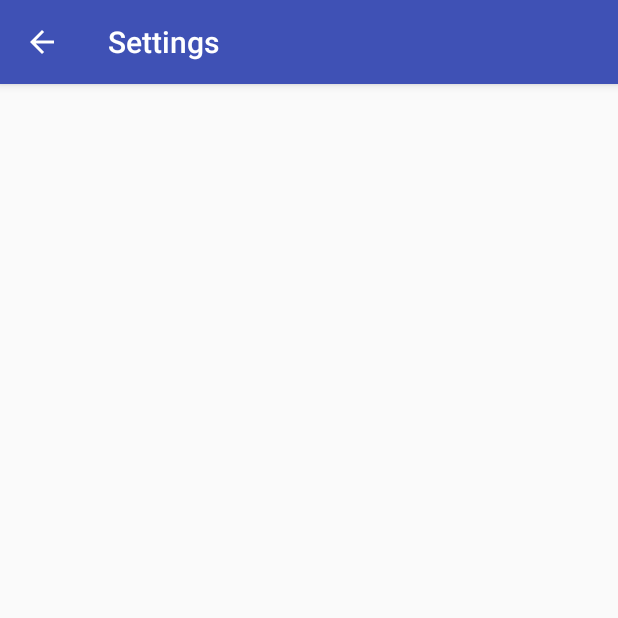
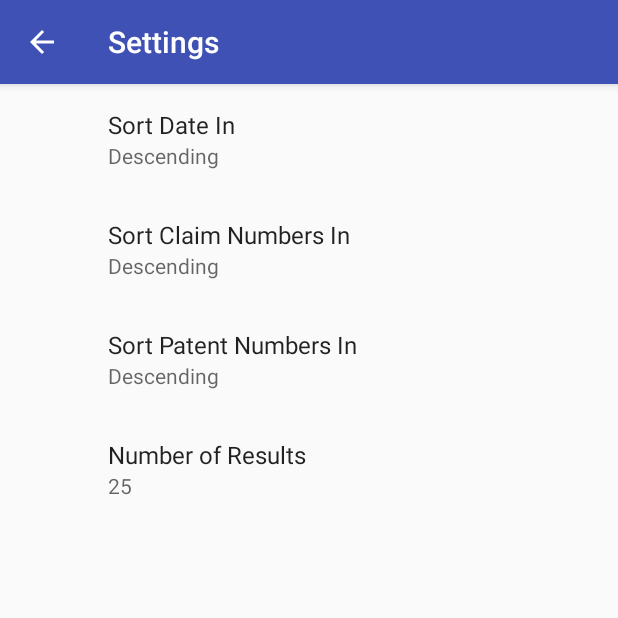
Before and after one commit to OSU-CS496-Sp2017/final-project-patent-search-app, an Android app: the SettingsActivity screen opened directly, with no data from a screen before it, on a phone screen of 412 x 824 dp, the top half of it. Run offline under Robolectric (Android 15) with nearby library versions, the phone set to English and light mode, and no system bars; our stand-ins replace androidx.preference; network calls fail.

Commit message:
Created settings activity. Just need to change base url to include defaults

```diff
--- a/app/src/main/java/com/example/bryan/patentsearch/MainActivity.java
+++ b/app/src/main/java/com/example/bryan/patentsearch/MainActivity.java
@@ -10,6 +10,7 @@ import android.support.v7.widget.LinearLayoutManager;
 import android.support.v7.widget.RecyclerView;
 import android.util.Log;
 import android.view.Menu;
+import android.view.MenuItem;
 import android.view.View;
 import android.widget.Button;
 import android.widget.EditText;
@@ -87,6 +88,18 @@ public class MainActivity extends AppCompatActivity
     }
 
     @Override
+    public boolean onOptionsItemSelected(MenuItem item) {
+        switch(item.getItemId()){
+            case R.id.action_settings:
+                Intent settingsIntent = new Intent(this, SettingsActivity.class);
+                startActivity(settingsIntent);
+                return true;
+            default:
+                return super.onOptionsItemSelected(item);
+        }
+    }
+
+    @Override
     public Loader<String> onCreateLoader(int id, Bundle args) {
         return null;
     }
--- a/app/src/main/java/com/example/bryan/patentsearch/SettingsActivity.java
+++ b/app/src/main/java/com/example/bryan/patentsearch/SettingsActivity.java
@@ -1,5 +1,6 @@
 package com.example.bryan.patentsearch;
 
+import android.os.Bundle;
 import android.support.v7.app.AppCompatActivity;
 
 /**
@@ -7,5 +8,9 @@ import android.support.v7.app.AppCompatActivity;
  */
 
 public class SettingsActivity extends AppCompatActivity {
-
+    @Override
+    protected void onCreate(Bundle savedInstanceState) {
+        super.onCreate(savedInstanceState);
+        setContentView(R.layout.activity_settings);
+    }
 }
--- a/app/src/main/java/com/example/bryan/patentsearch/SettingsFragment.java
+++ b/app/src/main/java/com/example/bryan/patentsearch/SettingsFragment.java
@@ -11,11 +11,22 @@ import android.support.v7.preference.PreferenceFragmentCompat;
 public class SettingsFragment extends PreferenceFragmentCompat implements SharedPreferences.OnSharedPreferenceChangeListener {
     @Override
     public void onSharedPreferenceChanged(SharedPreferences sharedPreferences, String key) {
-
     }
 
     @Override
     public void onCreatePreferences(Bundle savedInstanceState, String rootKey) {
+    addPreferencesFromResource(R.xml.prefs);
+    }
 
+    @Override
+    public void onResume() {
+        super.onResume();
+        getPreferenceScreen().getSharedPreferences().registerOnSharedPreferenceChangeListener(this);
+    }
+
+    @Override
+    public void onPause() {
+        super.onPause();
+        getPreferenceScreen().getSharedPreferences().unregisterOnSharedPreferenceChangeListener(this);
     }
 }
--- /dev/null
+++ b/app/src/main/res/layout/activity_settings.xml
@@ -0,0 +1,7 @@
+<?xml version="1.0" encoding="utf-8"?>
+<fragment
+    xmlns:android="http://schemas.android.com/apk/res/android"
+    android:id="@+id/settings_fragment"
+    android:name="com.example.bryan.patentsearch.SettingsFragment"
+    android:layout_width="match_parent"
+    android:layout_height="match_parent" />
--- /dev/null
+++ b/app/src/main/res/values/arrays.xml
@@ -0,0 +1,40 @@
+<?xml version="1.0" encoding="utf-8"?>
+<resources>
+
+    <string-array name="pref_date_entry">
+        <item>Ascending</item>
+        <item>Descending</item>
+    </string-array>
+
+    <string-array name="pref_sort_values">
+        <item>asc</item>
+        <item>desc</item>
+    </string-array>
+
+    <string-array name="pref_num_claims_entry">
+        <item>Ascending</item>
+        <item>Descending</item>
+    </string-array>
+
+    <string-array name="pref_patent_entry">
+        <item>Ascending</item>
+        <item>Descending</item>
+    </string-array>
+
+    <string-array name="pref_result_num_entry">
+        <item>25</item>
+        <item>50</item>
+        <item>100</item>
+        <item>150</item>
+        <item>200</item>
+    </string-array>
+
+    <string-array name="pref_result_num_values">
+        <item>25</item>
+        <item>50</item>
+        <item>100</item>
+        <item>150</item>
+        <item>200</item>
+    </string-array>
+
+</resources>
--- a/app/src/main/res/values/strings.xml
+++ b/app/src/main/res/values/strings.xml
@@ -6,4 +6,15 @@
     <string name="search_hint">Search for an existing patent</string>
     <string name="search_button">Search</string>
     <string name="loading_error_message">Woops.  We couldn\'t complete your search.  Check your internet connection and try again.</string>
+
+    <string name="pref_date_sort_key">pref_date_sort</string>
+    <string name="pref_claim_sort_key">pref_claim_sort</string>
+    <string name="pref_patent_sort_key">pref_patent_sort</string>
+    <string name="pref_date_sort_title">Sort Date In</string>
+    <string name="pref_result_sort_key">pref_result_sort</string>
+    <string name="pref_result_sort_title">Number of Results</string>
+    <string name="pref_claim_sort_title">Sort Claim Numbers In</string>
+    <string name="pref_patent_sort_title">Sort Patent Numbers In</string>
+    <string name="pref_sort_default">desc</string>
+    <string name="pref_result_default">25</string>
 </resources>
--- a/app/src/main/res/values/styles.xml
+++ b/app/src/main/res/values/styles.xml
@@ -9,5 +9,4 @@
 
         <item name="preferenceTheme">@style/PreferenceThemeOverlay.v14.Material</item>
     </style>
-
 </resources>
--- /dev/null
+++ b/app/src/main/res/xml/prefs.xml
@@ -0,0 +1,39 @@
+<?xml version="1.0" encoding="utf-8"?>
+<PreferenceScreen xmlns:android="http://schemas.android.com/apk/res/android">
+    <ListPreference
+        android:key="@string/pref_date_sort_key"
+        android:title="@string/pref_date_sort_title"
+        android:dialogTitle="@string/pref_date_sort_title"
+        android:summary="%s"
+        android:entries="@array/pref_date_entry"
+        android:entryValues="@array/pref_sort_values"
+        android:defaultValue="@string/pref_sort_default"
+        />
+    <ListPreference
+        android:key="@string/pref_claim_sort_key"
+        android:title="@string/pref_claim_sort_title"
+        android:dialogTitle="@string/pref_claim_sort_title"
+        android:summary="%s"
+        android:entries="@array/pref_num_claims_entry"
+        android:entryValues="@array/pref_sort_values"
+        android:defaultValue="@string/pref_sort_default"
+        />
+    <ListPreference
+        android:key="@string/pref_patent_sort_key"
+        android:title="@string/pref_patent_sort_title"
+        android:dialogTitle="@string/pref_patent_sort_title"
+        android:summary="%s"
+        android:entries="@array/pref_patent_entry"
+        android:entryValues="@array/pref_sort_values"
+        android:defaultValue="@string/pref_sort_default"
+        />
+    <ListPreference
+        android:key="@string/pref_result_sort_key"
+        android:title="@string/pref_result_sort_title"
+        android:dialogTitle="@string/pref_result_sort_title"
+        android:summary="%s"
+        android:entries="@array/pref_result_num_entry"
+        android:entryValues="@array/pref_result_num_values"
+        android:defaultValue="@string/pref_result_default"
+        />
+</PreferenceScreen>
```
